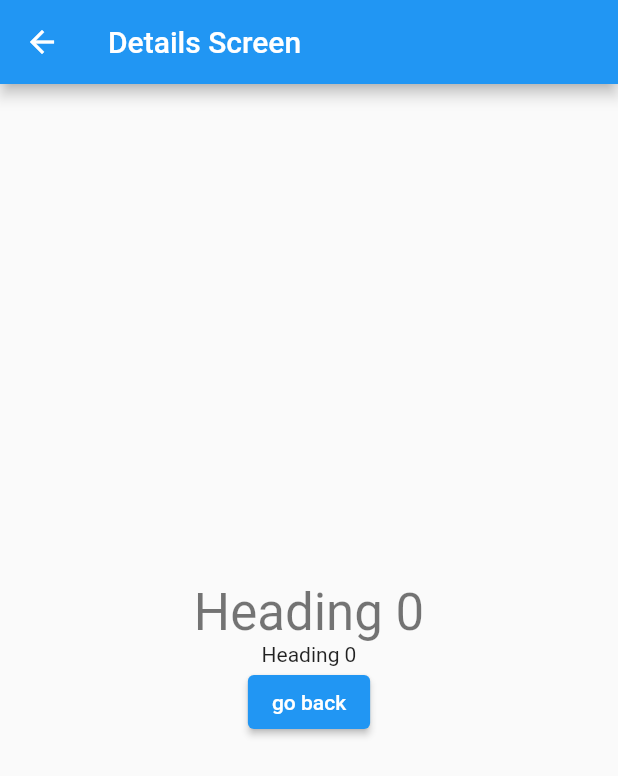
After one commit to wenkey-everest/learning_flutter_app, a Flutter app: the screen it shows after launch, after a tap on an icon or button, on a phone screen of 412 x 824 dp. The commit adds this screen. Shown: the top 776 px of the screen. Run offline on Flutter 3.47's test engine with Material 2 defaults, Android fonts, the phone set to English and light mode, and no system bars.

Commit message:
Add Navigation

```diff
--- a/lib/main.dart
+++ b/lib/main.dart
@@ -1,45 +1,23 @@
-import 'package:faker/faker.dart';
 import 'package:flutter/material.dart';
-import 'package:learning_flutter_app/cutsom_list_tile.dart';
+import 'package:learning_flutter_app/screens/details_screen.dart';
+import 'package:learning_flutter_app/screens/home_screen.dart';
 
 void main() {
-  runApp(const MyApp());
+  runApp(MyApp());
 }
 
-class MyApp extends StatefulWidget {
-  const MyApp({super.key});
+class MyApp extends StatelessWidget {
+  MyApp({super.key});
 
-  @override
-  State<MyApp> createState() => _MyApp();
-}
-
-class _MyApp extends State<MyApp> {
+  final routes = <String, Widget Function(BuildContext)>{
+    "/details": (context) => const DetailsScreen(),
+  };
 
   @override
   Widget build(BuildContext context) {
     return MaterialApp(
-      home: listViewWidget(),
+      routes: routes,
+      home: HomeScreen(),
     );
   }
 }
-
-Widget listViewWidget() {
-  final items =
-      List<CustomListTile>.generate(1000, (i) => Heading('Heading $i'));
-  return Scaffold(
-      appBar: AppBar(
-        title: const Text("ListView"),
-      ),
-      body: ListView.builder(
-        itemBuilder: (context, index) {
-          return customListTile(items[index], context);
-        },
-      ));
-}
-
-Widget customListTile(CustomListTile tile, BuildContext context) {
-  return ListTile(
-    title: tile.buildTitle(context),
-    subtitle: tile.buildSubTitle(context),
-  );
-}
--- /dev/null
+++ b/lib/screens/details_screen.dart
@@ -0,0 +1,29 @@
+import 'package:flutter/material.dart';
+
+class DetailsScreen extends StatelessWidget {
+  const DetailsScreen({super.key});
+
+  @override
+  Widget build(BuildContext context) {
+    final args =
+        ModalRoute.of(context)!.settings.arguments as Map<String, Widget>;
+    return Scaffold(
+      appBar: AppBar(
+        title: const Text("Details Screen"),
+      ),
+      body: Center(
+          child: Column(
+        mainAxisAlignment: MainAxisAlignment.center,
+        children: <Widget>[
+          args["title"]!,
+          args["subtitle"]!,
+          ElevatedButton(
+              onPressed: () {
+                Navigator.pop(context);
+              },
+              child: const Text("go back"))
+        ],
+      )),
+    );
+  }
+}
--- /dev/null
+++ b/lib/screens/home_screen.dart
@@ -0,0 +1,22 @@
+import 'package:flutter/material.dart';
+import 'package:learning_flutter_app/cutsom_list_tile.dart';
+import 'package:learning_flutter_app/widgets/custom_list_tile.dart';
+
+class HomeScreen extends StatelessWidget {
+  HomeScreen({super.key});
+  final items =
+      List<CustomListTile>.generate(1000, (i) => Heading('Heading $i'));
+
+  @override
+  Widget build(BuildContext context) {
+    return Scaffold(
+        appBar: AppBar(
+          title: const Text("ListView"),
+        ),
+        body: ListView.builder(
+          itemBuilder: (context, index) {
+            return customListTile(items[index], context);
+          },
+        ));
+  }
+}
--- /dev/null
+++ b/lib/widgets/custom_list_tile.dart
@@ -0,0 +1,15 @@
+import 'package:flutter/material.dart';
+import 'package:learning_flutter_app/cutsom_list_tile.dart';
+
+Widget customListTile(CustomListTile tile, BuildContext context) {
+  return ListTile(
+    title: tile.buildTitle(context),
+    subtitle: tile.buildSubTitle(context),
+    onTap: () {
+      Navigator.pushNamed(context, "/details", arguments: <String, Widget>{
+        "title": tile.buildTitle(context),
+        "subtitle": tile.buildSubTitle(context)
+      });
+    },
+  );
+}
```
Also changed, not shown: pubspec.yaml (+2 -5 lines), pubspec.lock, 1 other file.
